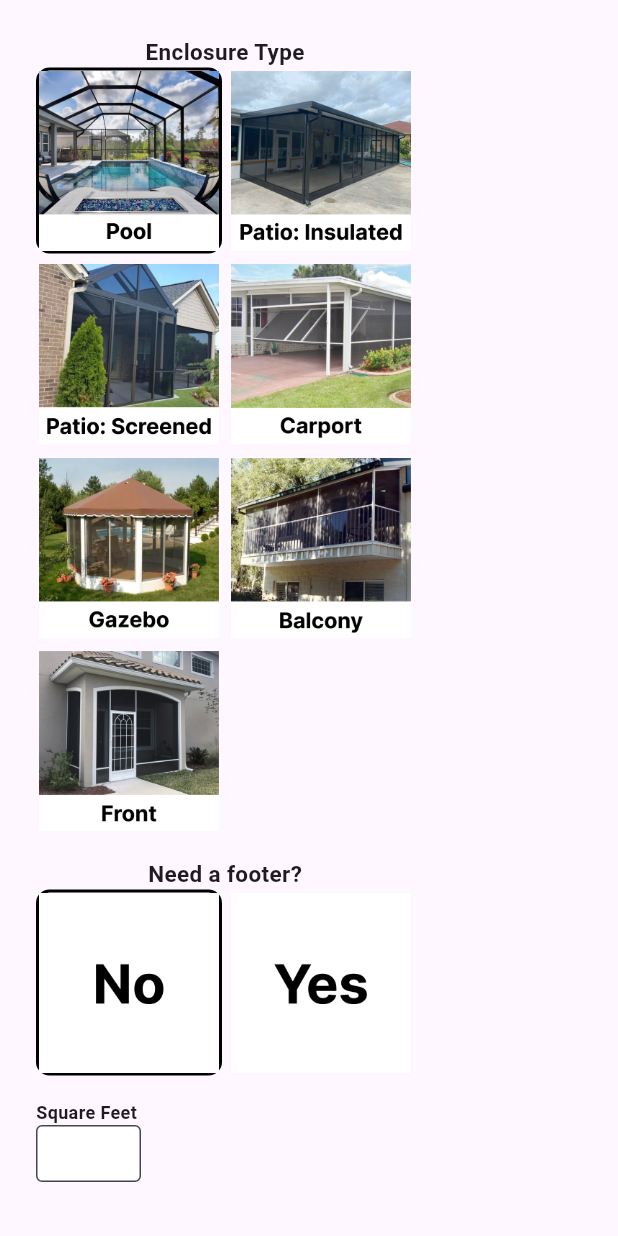
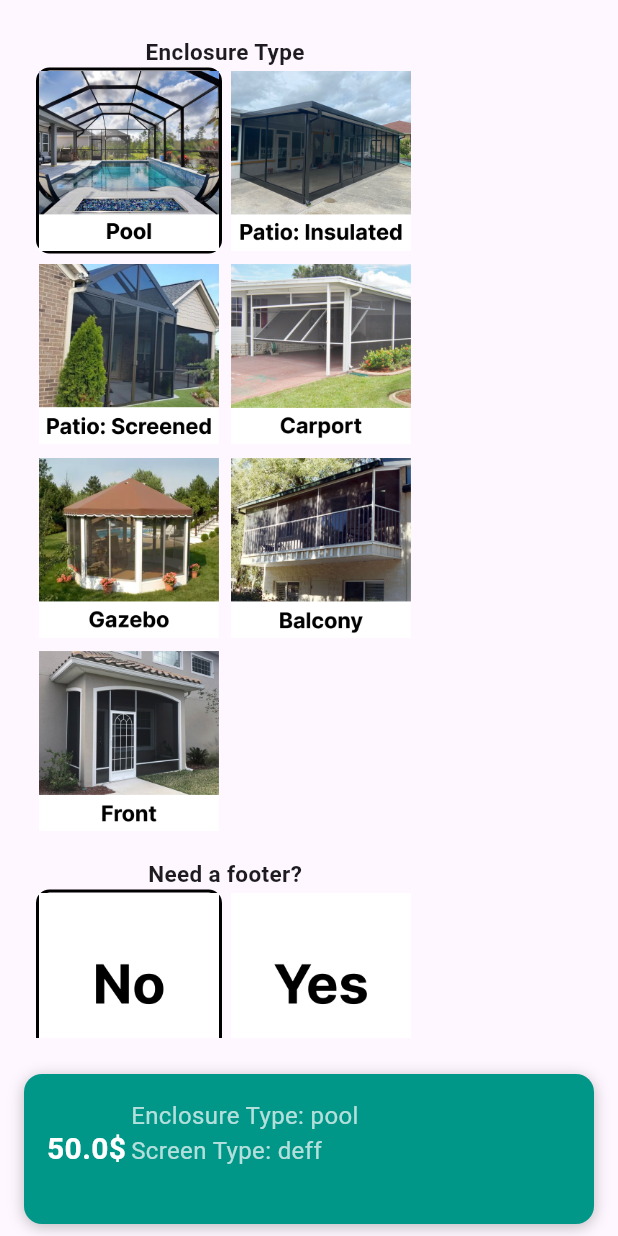
Before and after one commit to Team-Crushing-It/blind_ui, a Flutter app: the screen it shows after launch, on a phone screen of 412 x 824 dp. Run offline on Flutter 3.47's test engine with Material 3 defaults, Android fonts, the phone set to English and light mode, and no system bars; our stand-ins replace bloc, equatable, flutter_bloc.

Commit message:
feat : snackbar summary

```diff
--- a/lib/calculator/view/calculator_page.dart
+++ b/lib/calculator/view/calculator_page.dart
@@ -74,6 +74,74 @@ class _CalculatorViewState extends State<CalculatorView> {
     final current = context.watch<CalculatorCubit>().state;
 
     return Scaffold(
+      bottomNavigationBar: Container(
+        padding: EdgeInsets.all(12.0),
+        margin: EdgeInsets.symmetric(horizontal: 16.0, vertical: 8.0),
+        decoration: BoxDecoration(
+          color: Colors.teal,
+          borderRadius: BorderRadius.circular(12.0),
+          boxShadow: [
+            BoxShadow(
+              color: Colors.black26,
+              blurRadius: 8.0,
+              offset: Offset(0, 2),
+            ),
+          ],
+        ),
+        width: double.maxFinite,
+        height: 100,
+        child: Row(
+          crossAxisAlignment: CrossAxisAlignment.start,
+          children: [
+            Expanded(
+              flex: 1,
+              child: Center(
+                child: Text(
+                  "${current.price}\$",
+                  style: TextStyle(
+                    fontSize: 20.0,
+                    fontWeight: FontWeight.bold,
+                    color: Colors.white,
+                  ),
+                ),
+              ),
+            ),
+            Expanded(
+              flex: 5,
+              child: Column(
+                crossAxisAlignment: CrossAxisAlignment.start,
+                mainAxisAlignment: MainAxisAlignment.center,
+                children: [
+                  Text(
+                    "Enclosure Type: ${current.etype.name.replaceAll("_", " ")}",
+                    style: TextStyle(
+                      fontSize: 16.0,
+                      color: Colors.white70,
+                    ),
+                  ),
+                  Text(
+                    "Screen Type: ${current.screentype.name.replaceAll("_", " ")}",
+                    style: TextStyle(
+                      fontSize: 16.0,
+                      color: Colors.white70,
+                    ),
+                  ),
+                  current.fneed
+                      ? Text(
+                          "Footer Type: ${current.ftype.name.replaceAll("_", " ")}",
+                          style: TextStyle(
+                            fontSize: 16.0,
+                            color: Colors.white70,
+                          ),
+                        )
+                      : Text(""),
+                  // Add more options here
+                ],
+              ),
+            ),
+          ],
+        ),
+      ),
       body: Padding(
         padding: const EdgeInsets.all(16.0),
         child: SingleChildScrollView(
```
Also changed, not shown: 4 other files.
